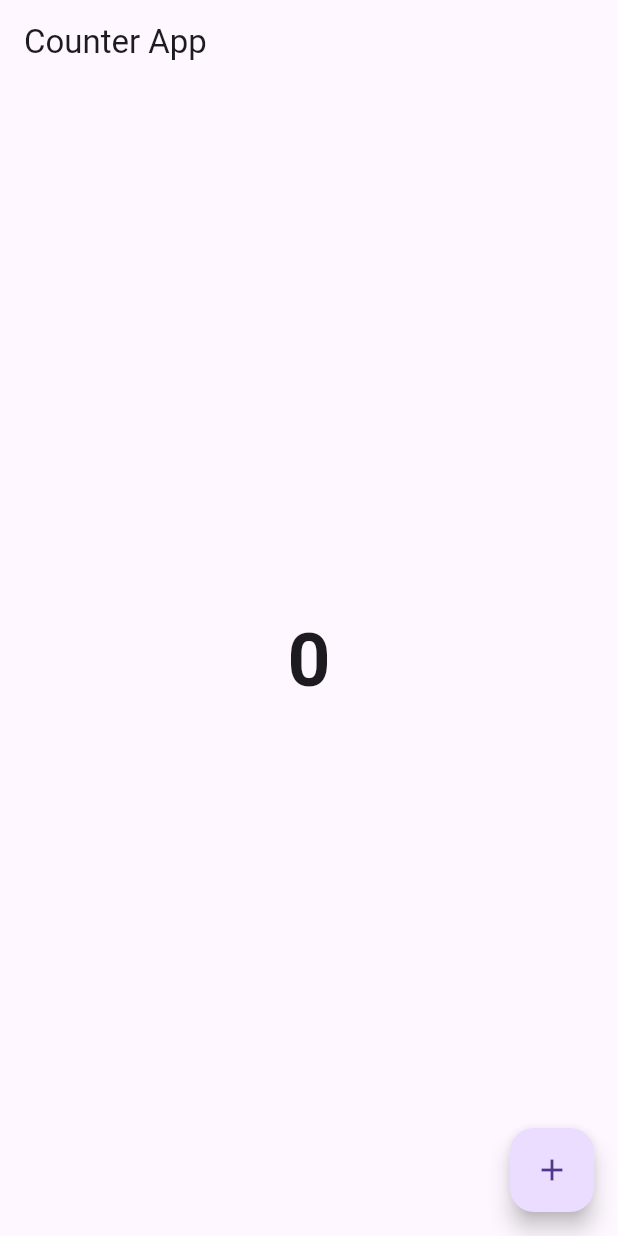
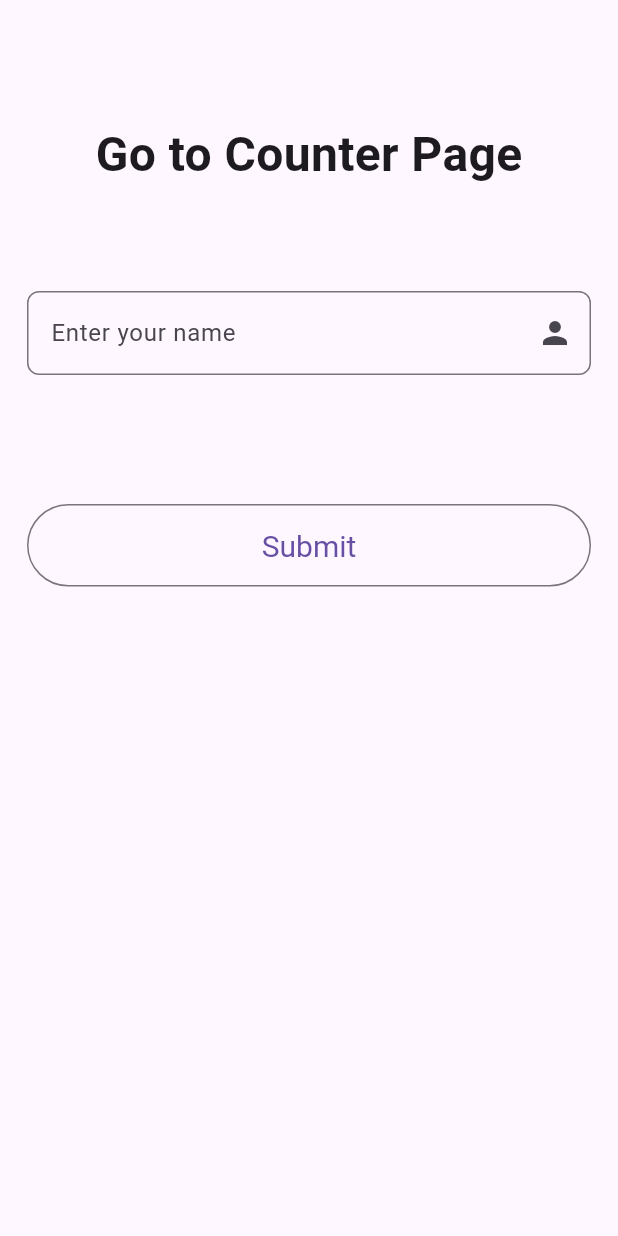
Before and after one commit to RakibulIslam10/Learnig_Resource, a Flutter app: the screen it shows after launch, on a phone screen of 412 x 824 dp. Run offline on Flutter 3.47's test engine with Material 3 defaults, Android fonts, the phone set to English and light mode, and no system bars.

Commit message:
with login ui

```diff
--- /dev/null
+++ b/lib/S.dart
@@ -0,0 +1,52 @@
+import 'package:flutter/material.dart';
+
+import 'main.dart';
+
+class fristScreen extends StatelessWidget {
+
+  var stl = OutlinedButton.styleFrom(
+    textStyle: TextStyle(fontSize: 20),
+    minimumSize: Size(double.infinity, 55,),
+  );
+
+  @override
+  Widget build(BuildContext context) {
+    return SafeArea(
+      child: Scaffold(
+        body: Column(children: [
+          SizedBox(
+            height: 80,
+          ),
+          Text(
+            "Go to Counter Page",
+            style: TextStyle(fontSize: 32, fontWeight: FontWeight.bold),
+          ),
+          SizedBox(
+            height: 50,
+          ),
+          Padding(
+            padding: const EdgeInsets.all(18.0),
+            child: TextField(
+              decoration: InputDecoration(
+                  label: Text("Enter your name"),
+                  suffixIcon: Icon(Icons.person),
+                  border: OutlineInputBorder(
+                      borderRadius: BorderRadius.circular(8))),
+            ),
+          ),
+          SizedBox(height: 50,),
+
+          Padding(
+            padding: const EdgeInsets.all(18.0),
+            child: OutlinedButton(onPressed: (){
+
+              Navigator.pushReplacement(context, MaterialPageRoute(builder: (context) => HomeScreen(),));
+
+            },
+              child: Text("Submit"),style: stl,),
+          )
+        ]),
+      ),
+    );
+  }
+}
--- a/lib/main.dart
+++ b/lib/main.dart
@@ -1,4 +1,6 @@
 import 'package:flutter/material.dart';
+
+import 'S.dart';
 
 void main(){
   runApp(CounterApp());
@@ -10,7 +12,7 @@ class CounterApp extends StatelessWidget {
 return MaterialApp(
   debugShowCheckedModeBanner: false,
   title: "Counter App",
-  home: HomeScreen(),
+  home: fristScreen(),
 );
   }
 }
```
